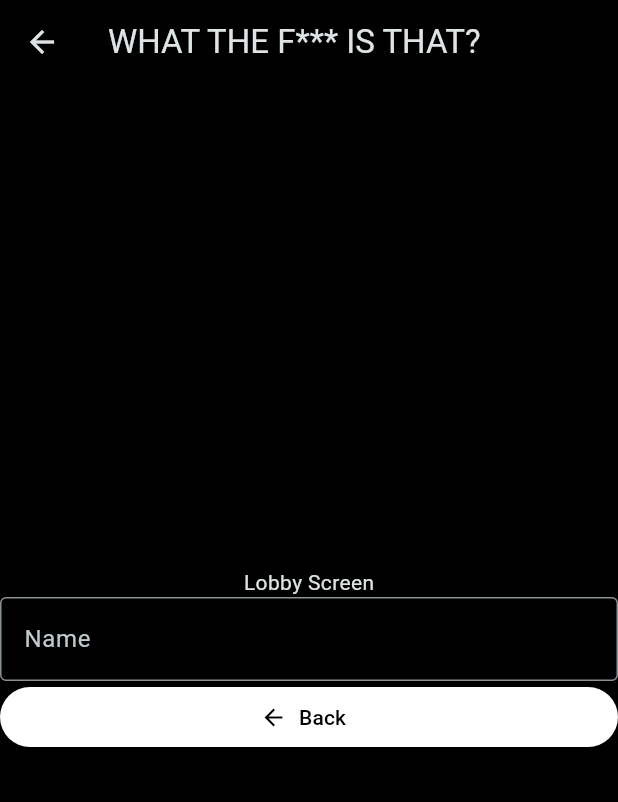
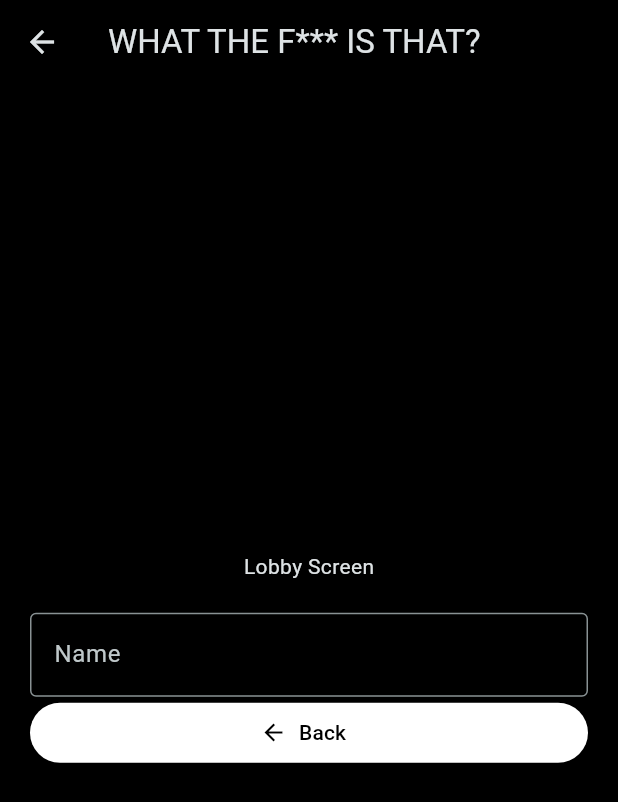
Before and after one commit to Noximi42/game_app, a Flutter app: the screen it shows after launch, after a tap on "Create lobby", on a phone screen of 412 x 824 dp. Shown: the top 802 px of the screen. Run offline on Flutter 3.47's test engine with Material 3 defaults, Android fonts, the phone set to English and light mode, and no system bars; generated files the repository leaves out were written again.

```diff
--- a/app/clients/mobile/lib/components/text_input.dart
+++ b/app/clients/mobile/lib/components/text_input.dart
@@ -2,16 +2,19 @@ import 'package:flutter/material.dart';
 
 class TextInput extends StatelessWidget {
   final String label;
+  final Function(String) onChanged;
 
   const TextInput({
     super.key,
     required this.label,
+    required this.onChanged,
   });
 
   @override
   Widget build(BuildContext context) {
     return TextField(
         decoration: InputDecoration(
-            border: const OutlineInputBorder(), label: Text(label)));
+            border: const OutlineInputBorder(), label: Text(label)),
+    onChanged: onChanged,);
   }
 }
--- a/app/clients/mobile/lib/main.dart
+++ b/app/clients/mobile/lib/main.dart
@@ -2,9 +2,14 @@ import 'package:flutter/material.dart';
 import 'package:mobile/screens/home_screen.dart';
 import 'package:flutter_localizations/flutter_localizations.dart';
 import 'package:flutter_gen/gen_l10n/app_localizations.dart';
+import 'package:mobile/state/user_state.dart';
+import 'package:provider/provider.dart';
 
 void main() {
-  runApp(const GameApp());
+  runApp(ChangeNotifierProvider(
+    create: (context) => UserState(),
+    child: const GameApp(),
+  ));
 }
 
 class GameApp extends StatelessWidget {
--- a/app/clients/mobile/lib/screens/lobby_screen.dart
+++ b/app/clients/mobile/lib/screens/lobby_screen.dart
@@ -1,6 +1,9 @@
 import 'package:flutter/material.dart';
 import 'package:mobile/components/button.dart';
 import 'package:mobile/components/text_input.dart';
+import 'package:mobile/constants/spacing.dart';
+import 'package:mobile/state/user_state.dart';
+import 'package:provider/provider.dart';
 
 class LobbyScreen extends StatelessWidget {
   const LobbyScreen({super.key});
@@ -12,12 +15,19 @@ class LobbyScreen extends StatelessWidget {
             backgroundColor: Theme.of(context).colorScheme.secondary,
             title: const Text('WHAT THE F*** IS THAT?'),
           ),
-      body: Center(
+          body: Padding(
+              padding: const EdgeInsets.all(Spacing.screenPadding),
+              child: Center(
                   child: Column(
                 mainAxisAlignment: MainAxisAlignment.center,
                 children: <Widget>[
                   const Text('Lobby Screen'),
-            const TextInput(label: 'Name'),
+                  Consumer<UserState>(
+                      builder: (context, user, _) => Text(user.userName)),
+                  TextInput(
+                      label: 'Name',
+                      onChanged: Provider.of<UserState>(context, listen: false)
+                          .setUserName),
                   Button(
                     type: ButtonTypes.primary,
                     title: 'Back',
@@ -27,8 +37,7 @@ class LobbyScreen extends StatelessWidget {
                     },
                   ),
                 ],
-        ),
-      ),
+              ))),
         );
   }
 }
--- /dev/null
+++ b/app/clients/mobile/lib/state/user_state.dart
@@ -0,0 +1,12 @@
+import 'package:flutter/material.dart';
+
+class UserState extends ChangeNotifier {
+  String _userName = "";
+
+  String get userName => _userName;
+
+  void setUserName(String userName) {
+    _userName = userName;
+    notifyListeners();
+  }
+}
--- a/app/clients/mobile/pubspec.yaml
+++ b/app/clients/mobile/pubspec.yaml
@@ -38,6 +38,7 @@ dependencies:
   flutter_localizations:
     sdk: flutter
   intl: any
+  provider: ^6.1.2
 
 dev_dependencies:
   flutter_test:
```
Also changed, not shown: app/clients/mobile/pubspec.lock. Lines whose indentation alone changed are shown as unchanged.
